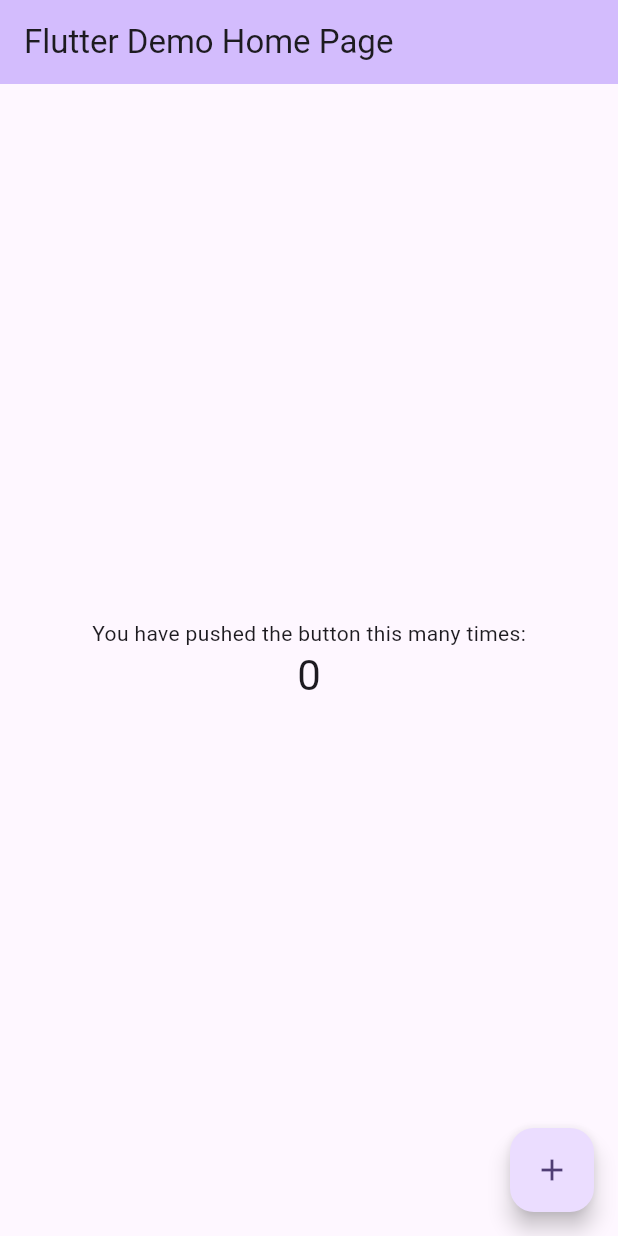
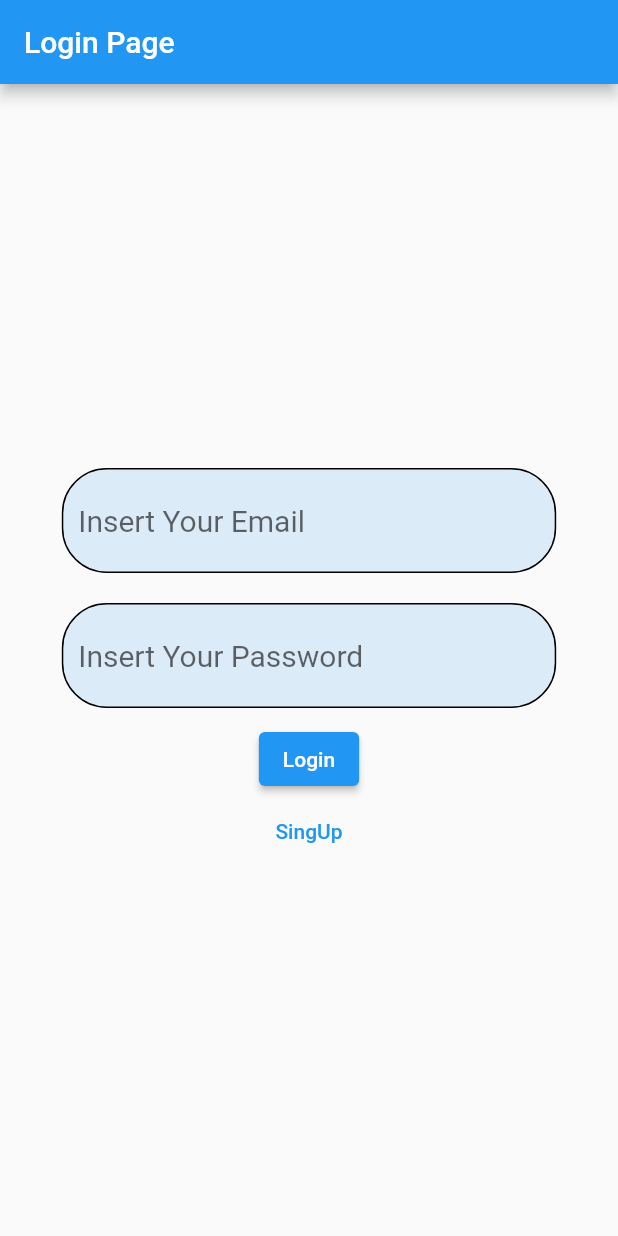
Before and after one commit to Yacine166/newOne, a Flutter app: the screen it shows after launch, on a phone screen of 412 x 824 dp. Run offline on Flutter 3.47's test engine with Material 2 defaults, Android fonts, the phone set to English and light mode, and no system bars.

Commit message:
this is run well

```diff
--- /dev/null
+++ b/login/lib/login_page.dart
@@ -0,0 +1,71 @@
+import 'package:flutter/material.dart';
+
+class LoginPage extends StatefulWidget {
+  const LoginPage({super.key});
+
+  @override
+  State<LoginPage> createState() => _LoginPageState();
+}
+
+class _LoginPageState extends State<LoginPage> {
+  @override
+  Widget build(BuildContext context) {
+    return Scaffold(
+      appBar: AppBar(
+        title: const Text('Login Page'),
+      ),
+      body: SafeArea(
+        child: Column(
+          crossAxisAlignment: CrossAxisAlignment.center,
+          mainAxisAlignment: MainAxisAlignment.center,
+          children: [
+            Center(
+              child: Container(
+                decoration: BoxDecoration(
+                  color: const Color.fromARGB(255, 220, 235, 248),
+                  border: Border.all(color: Colors.black),
+                  borderRadius: BorderRadius.circular(30.0),
+                ),
+                margin: const EdgeInsets.all(10.0),
+                padding: const EdgeInsets.all(10.0),
+                width: MediaQuery.of(context).size.width * .8,
+                child: const TextField(
+                  decoration: InputDecoration(
+                      hintText: "Insert Your Email ", border: InputBorder.none),
+                  textInputAction: TextInputAction.done,
+                  style: TextStyle(fontSize: 20.0, color: Colors.black),
+                ),
+              ),
+            ),
+            Center(
+              child: Container(
+                decoration: BoxDecoration(
+                  color: const Color.fromARGB(255, 220, 235, 248),
+                  border: Border.all(color: Colors.black),
+                  borderRadius: BorderRadius.circular(30.0),
+                ),
+                margin: const EdgeInsets.all(10.0),
+                padding: const EdgeInsets.all(10.0),
+                width: MediaQuery.of(context).size.width * .8,
+                child: const TextField(
+                  decoration: InputDecoration(
+                      hintText: "Insert Your Password ",
+                      border: InputBorder.none),
+                  textInputAction: TextInputAction.done,
+                  style: TextStyle(fontSize: 20.0, color: Colors.black),
+                ),
+              ),
+            ),
+            ElevatedButton(onPressed: () {}, child: const Text('Login')),
+            Center(
+              child: TextButton(
+                onPressed: () {},
+                child: const Text('SingUp'),
+              ),
+            )
+          ],
+        ),
+      ),
+    );
+  }
+}
--- a/login/lib/main.dart
+++ b/login/lib/main.dart
@@ -1,7 +1,13 @@
 import 'package:flutter/material.dart';
+import 'package:login/login_page.dart';
+//for github git push -u origin main
 
 void main() {
-  runApp(const MyApp());
+  runApp(
+    const MaterialApp(
+      home: MyApp(),
+    ),
+  );
 }
 
 class MyApp extends StatelessWidget {
@@ -10,116 +16,6 @@ class MyApp extends StatelessWidget {
   // This widget is the root of your application.
   @override
   Widget build(BuildContext context) {
-    return MaterialApp(
-      title: 'Flutter Demo',
-      theme: ThemeData(
-        // This is the theme of your application.
-        //
-        // TRY THIS: Try running your application with "flutter run". You'll see
-        // the application has a blue toolbar. Then, without quitting the app,
-        // try changing the seedColor in the colorScheme below to Colors.green
-        // and then invoke "hot reload" (save your changes or press the "hot
-        // reload" button in a Flutter-supported IDE, or press "r" if you used
-        // the command line to start the app).
-        //
-        // Notice that the counter didn't reset back to zero; the application
-        // state is not lost during the reload. To reset the state, use hot
-        // restart instead.
-        //
-        // This works for code too, not just values: Most code changes can be
-        // tested with just a hot reload.
-        colorScheme: ColorScheme.fromSeed(seedColor: Colors.deepPurple),
-        useMaterial3: true,
-      ),
-      home: const MyHomePage(title: 'Flutter Demo Home Page'),
-    );
+    return const LoginPage();
   }
 }
-
-class MyHomePage extends StatefulWidget {
-  const MyHomePage({super.key, required this.title});
-
-  // This widget is the home page of your application. It is stateful, meaning
-  // that it has a State object (defined below) that contains fields that affect
-  // how it looks.
-
-  // This class is the configuration for the state. It holds the values (in this
-  // case the title) provided by the parent (in this case the App widget) and
-  // used by the build method of the State. Fields in a Widget subclass are
-  // always marked "final".
-
-  final String title;
-
-  @override
-  State<MyHomePage> createState() => _MyHomePageState();
-}
-
-class _MyHomePageState extends State<MyHomePage> {
-  int _counter = 0;
-
-  void _incrementCounter() {
-    setState(() {
-      // This call to setState tells the Flutter framework that something has
-      // changed in this State, which causes it to rerun the build method below
-      // so that the display can reflect the updated values. If we changed
-      // _counter without calling setState(), then the build method would not be
-      // called again, and so nothing would appear to happen.
-      _counter++;
-    });
-  }
-
-  @override
-  Widget build(BuildContext context) {
-    // This method is rerun every time setState is called, for instance as done
-    // by the _incrementCounter method above.
-    //
-    // The Flutter framework has been optimized to make rerunning build methods
-    // fast, so that you can just rebuild anything that needs updating rather
-    // than having to individually change instances of widgets.
-    return Scaffold(
-      appBar: AppBar(
-        // TRY THIS: Try changing the color here to a specific color (to
-        // Colors.amber, perhaps?) and trigger a hot reload to see the AppBar
-        // change color while the other colors stay the same.
-        backgroundColor: Theme.of(context).colorScheme.inversePrimary,
-        // Here we take the value from the MyHomePage object that was created by
-        // the App.build method, and use it to set our appbar title.
-        title: Text(widget.title),
-      ),
-      body: Center(
-        // Center is a layout widget. It takes a single child and positions it
-        // in the middle of the parent.
-        child: Column(
-          // Column is also a layout widget. It takes a list of children and
-          // arranges them vertically. By default, it sizes itself to fit its
-          // children horizontally, and tries to be as tall as its parent.
-          //
-          // Column has various properties to control how it sizes itself and
-          // how it positions its children. Here we use mainAxisAlignment to
-          // center the children vertically; the main axis here is the vertical
-          // axis because Columns are vertical (the cross axis would be
-          // horizontal).
-          //
-          // TRY THIS: Invoke "debug painting" (choose the "Toggle Debug Paint"
-          // action in the IDE, or press "p" in the console), to see the
-          // wireframe for each widget.
-          mainAxisAlignment: MainAxisAlignment.center,
-          children: <Widget>[
-            const Text(
-              'You have pushed the button this many times:',
-            ),
-            Text(
-              '$_counter',
-              style: Theme.of(context).textTheme.headlineMedium,
-            ),
-          ],
-        ),
-      ),
-      floatingActionButton: FloatingActionButton(
-        onPressed: _incrementCounter,
-        tooltip: 'Increment',
-        child: const Icon(Icons.add),
-      ), // This trailing comma makes auto-formatting nicer for build methods.
-    );
-  }
-}
--- a/login/pubspec.yaml
+++ b/login/pubspec.yaml
@@ -35,6 +35,7 @@ dependencies:
   # The following adds the Cupertino Icons font to your application.
   # Use with the CupertinoIcons class for iOS style icons.
   cupertino_icons: ^1.0.2
+  firebase_auth: ^4.6.3
 
 dev_dependencies:
   flutter_test:
```
Also changed, not shown: login/pubspec.lock, 6 other files.
